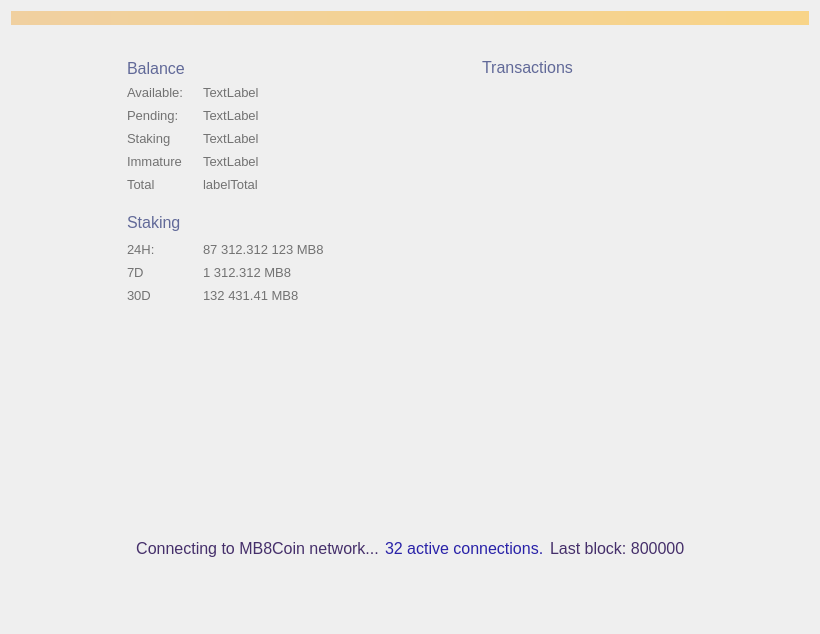
This is src/qt/forms/overviewpage.ui in MB8Coin/mb8coin-core as Qt 5 draws it before an edit. The edited form follows.
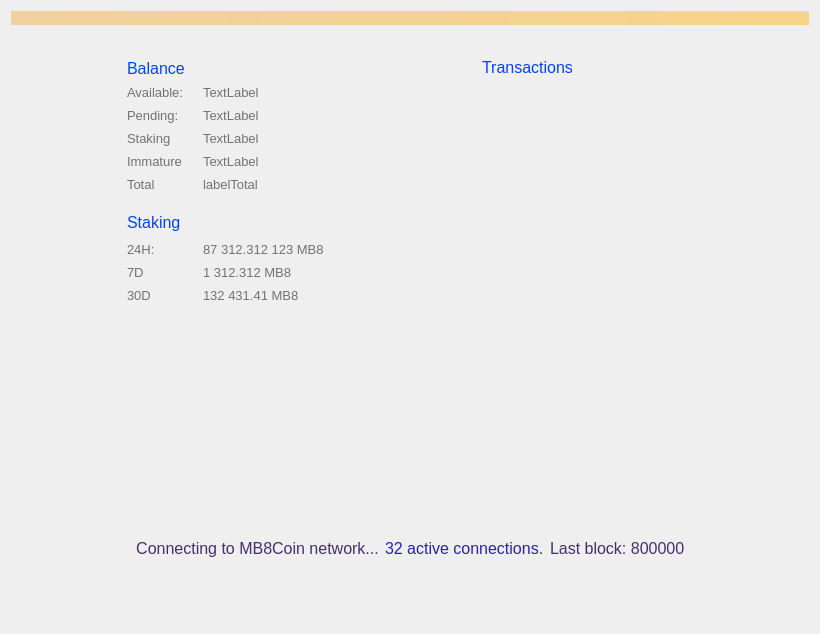
This is the edited form. Custom widgets are drawn as their Qt base class.

Commit message: Updated the color schemes and fixed an issue with new wallets syncing

The edit to the form file:
```diff
--- a/src/qt/forms/overviewpage.ui
+++ b/src/qt/forms/overviewpage.ui
@@ -118,7 +118,7 @@
             </font>
            </property>
            <property name="styleSheet">
-            <string notr="true">color: #616998; text-transform: uppercase; font-size: 16px</string>
+            <string notr="true">color: #0343f6; text-transform: uppercase; font-size: 16px</string>
            </property>
            <property name="text">
             <string>Balance</string>
@@ -540,7 +540,7 @@
             </font>
            </property>
            <property name="styleSheet">
-            <string notr="true">color: #616998; text-transform: uppercase; font-size: 16px</string>
+            <string notr="true">color: #0343f6; text-transform: uppercase; font-size: 16px</string>
            </property>
            <property name="text">
             <string>Staking</string>
@@ -943,7 +943,7 @@
               </font>
              </property>
              <property name="styleSheet">
-              <string notr="true">color: #616998; text-transform: uppercase; font-size: 16px;</string>
+              <string notr="true">color: #0343f6; text-transform: uppercase; font-size: 16px;</string>
              </property>
              <property name="text">
               <string>Transactions</string>
```
Left out of the diff: 4 changed lines with no effect on the pictures. The commit also changes 22 other files.
